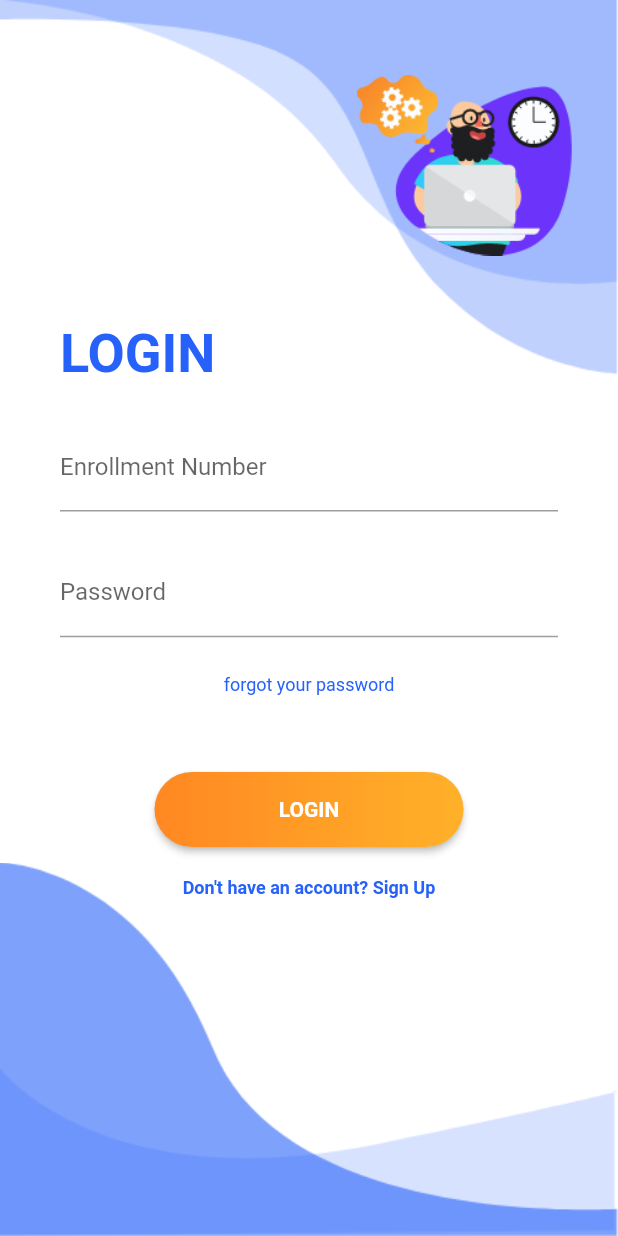
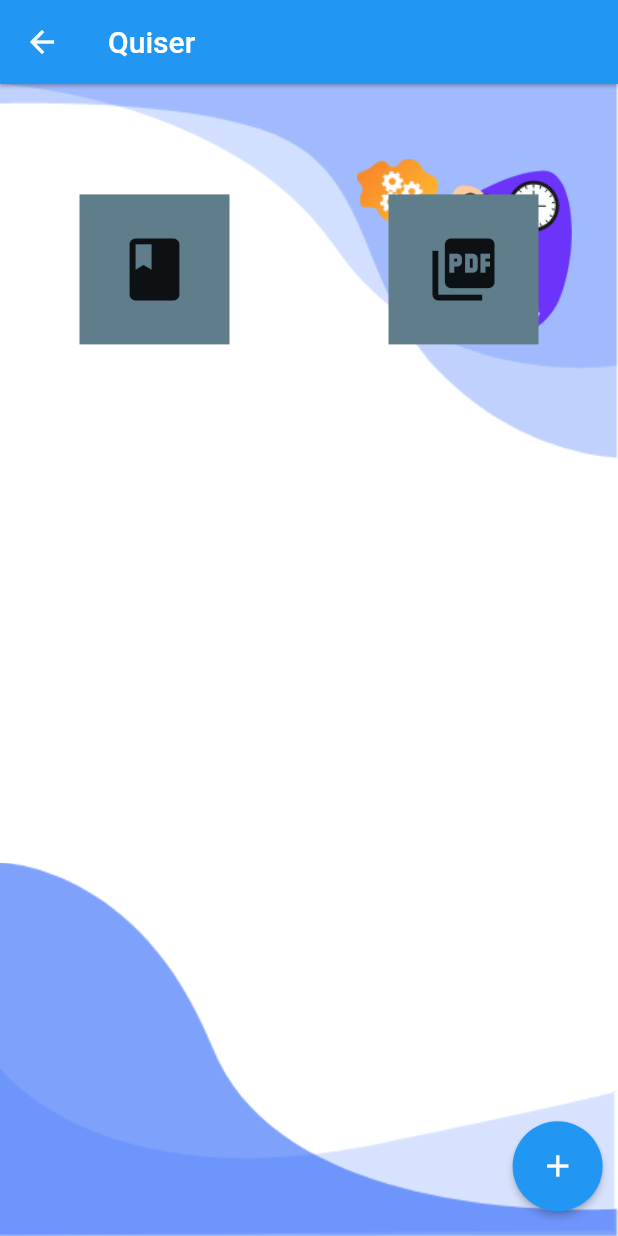
Before and after one commit to harshal1624/Quiser, a Flutter app: the screen it shows after launch, after a tap on "LOGIN", on a phone screen of 412 x 824 dp. Run offline on Flutter 3.47's test engine with Material 2 defaults, Android fonts, the phone set to English and light mode, and no system bars.

Commit message:
HomePage
Home page UI design

```diff
--- /dev/null
+++ b/lib/screens/homepage/homepage.dart
@@ -0,0 +1,76 @@
+import 'package:flutter/material.dart';
+import 'package:quiser/components/background.dart';
+
+class homepage extends StatefulWidget {
+  const homepage({Key? key}) : super(key: key);
+
+  @override
+  State<homepage> createState() => _homepageState();
+}
+
+class _homepageState extends State<homepage> {
+  @override
+  Widget build(BuildContext context) {
+    Size size = MediaQuery.of(context).size;
+    return Scaffold(
+      appBar:AppBar(
+        elevation: 1,
+        title: (Text('Quiser')),
+      ),
+      body: Background(
+        child: Column(
+          mainAxisAlignment: MainAxisAlignment.spaceBetween,
+          children: [
+            Row(
+              mainAxisAlignment: MainAxisAlignment.spaceEvenly,
+              children: [
+                Container(
+                  alignment: Alignment.center,
+                  margin: EdgeInsets.all(10),
+                  // height: double.maxFinite,
+                  color: Colors.blueGrey,
+                  child: Icon(Icons.book,size: 50),
+                  height: 100,
+                  width: 100,
+                ),
+                SizedBox(
+                  height: size.height * 0.3,
+                ),
+                Container(
+                  alignment: Alignment.center,
+                  margin: EdgeInsets.all(10),
+                  // height: double.maxFinite,
+                  color: Colors.blueGrey,
+                  child: Icon(Icons.picture_as_pdf,size: 50),
+                  height: 100,
+                  width: 100,
+                )
+              ],
+            ),
+           Container(
+             child: Row(
+               mainAxisAlignment: MainAxisAlignment.end,
+               children: [
+                 Container(
+                   padding: EdgeInsets.fromLTRB(0, 0, size.width*0.02,size.height*0.02 ),
+                   child:ElevatedButton(
+                     onPressed: (){},
+                     child: Icon(Icons.add),
+                     style: ButtonStyle(
+                         shape: MaterialStateProperty.all(CircleBorder(side: BorderSide.none)),
+                         fixedSize: MaterialStateProperty.all(Size.fromRadius(30))
+                     ),
+                   ),
+                   decoration: BoxDecoration(
+                     shape: BoxShape.circle,
+                   ),
+                 )
+               ],
+             ),
+           )
+          ],
+        ),
+      ),
+    );
+  }
+}
--- a/lib/screens/login/login.dart
+++ b/lib/screens/login/login.dart
@@ -1,5 +1,6 @@
 import 'package:flutter/material.dart';
 import 'package:quiser/components/background.dart';
+import 'package:quiser/screens/homepage/homepage.dart';
 import 'package:quiser/screens/register/register.dart';
 
 class LoginScreen extends StatelessWidget {
@@ -62,7 +63,9 @@ class LoginScreen extends StatelessWidget {
             Container(
               alignment: Alignment.center,
               margin: const EdgeInsets.symmetric(horizontal: 40,vertical: 10),
-              child: RaisedButton(onPressed: (){},
+              child: RaisedButton(onPressed: (){
+                Navigator.push(context, MaterialPageRoute(builder: (context) => homepage()));
+              },
                 shape: RoundedRectangleBorder(borderRadius: BorderRadius.circular(80.0)),
                 textColor: Colors.white,
                 padding: const EdgeInsets.all(0),
```
